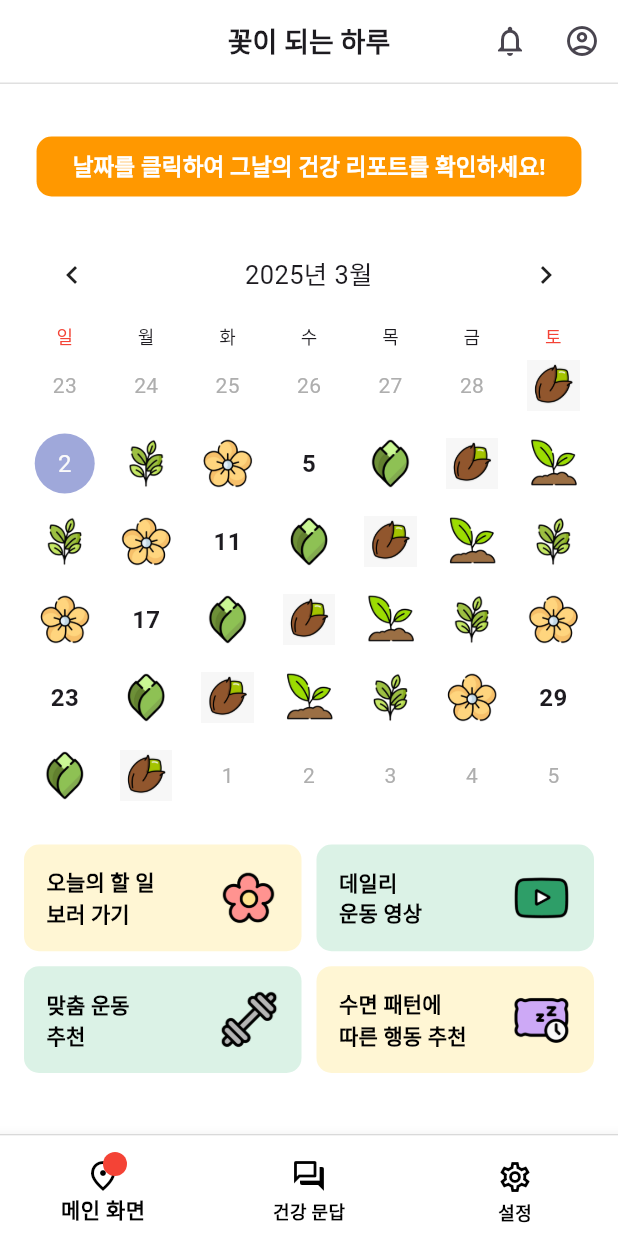
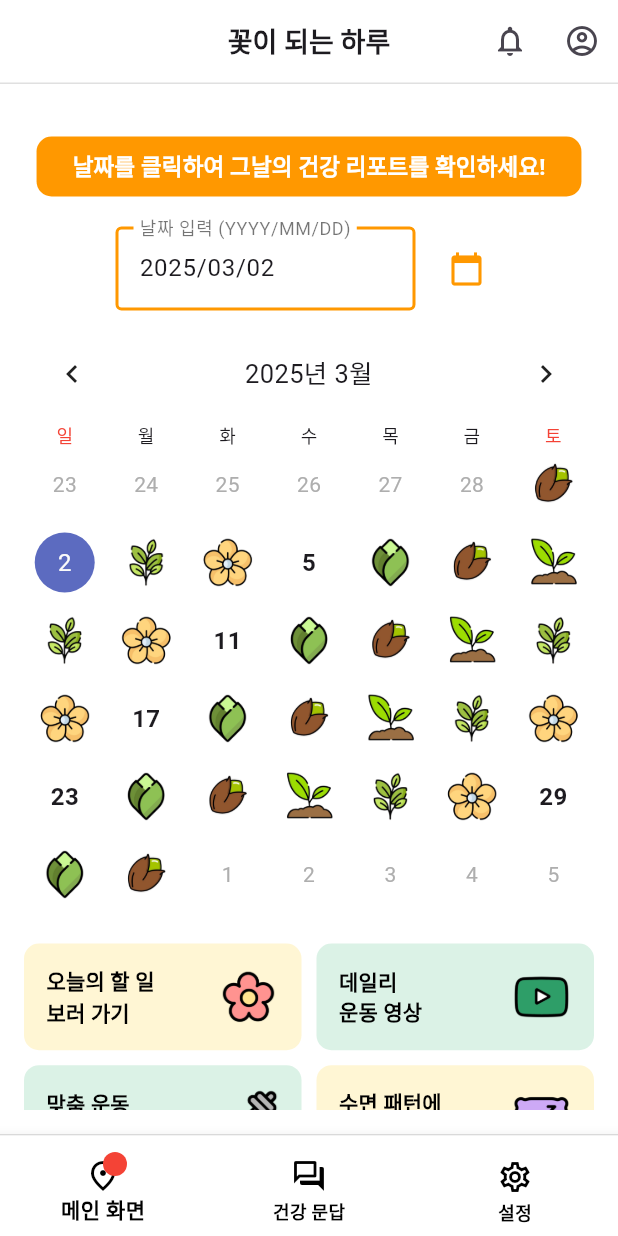
Before and after one commit to CapstonProduct/day_in_bloom_v1, a Flutter app: the screen it shows after launch, on a phone screen of 412 x 824 dp. Run offline on Flutter 3.47's test engine with Material 3 defaults, Android fonts, the phone set to English and light mode, and no system bars; drawn by our look-alikes of table_calendar; our stand-ins replace flutter_native_splash, go_router, youtube_player_flutter.

Commit message:
Fix: Add date search function in calendar

```diff
--- a/lib/features/home/screen/home_calender_screen.dart
+++ b/lib/features/home/screen/home_calender_screen.dart
@@ -12,18 +12,16 @@
       appBar: CustomAppBar(title: '꽃이 되는 하루'),
       body: Padding(
         padding: const EdgeInsets.all(16.0),
+        child: SingleChildScrollView( // Column 대신 Scroll 가능하도록 수정
           child: Column(
             crossAxisAlignment: CrossAxisAlignment.center,
-          mainAxisAlignment: MainAxisAlignment.center,
             children: [
               const SizedBox(height: 15),
               Center(
                 child: Column(
                   children: [
                     ElevatedButton(
-                    onPressed: () {
-
-                    },
+                      onPressed: () {},
                       style: ElevatedButton.styleFrom(
                         backgroundColor: Colors.orange,
                         shape: RoundedRectangleBorder(
@@ -52,25 +50,26 @@
                 ),
               ),
               const SizedBox(height: 20),
-            Expanded(
-              child: GridView.count(
+              GridView.count(
                 crossAxisCount: 2,
                 crossAxisSpacing: 10,
                 mainAxisSpacing: 10,
                 childAspectRatio: 2.6,
+                shrinkWrap: true, // 스크롤 뷰 내에서 사용 가능하도록 추가
+                physics: const NeverScrollableScrollPhysics(), // 스크롤이 SingleChildScrollView에서 동작하도록 설정
                 children: [
-                  _imgCard('오늘의 할 일\n보러 가기', 'assets/home_icon/flower_icon.png', Color(0xFFfff6d4),
+                  _imgCard('오늘의 할 일\n보러 가기', 'assets/home_icon/flower_icon.png', const Color(0xFFfff6d4),
                             () {context.go('/homeCalendar/mission');}),
-                  _imgCard('데일리\n운동 영상', 'assets/home_icon/green_youtube.png', Color(0xFFdbf2e6),
+                  _imgCard('데일리\n운동 영상', 'assets/home_icon/green_youtube.png', const Color(0xFFdbf2e6),
                             () {context.go('/homeCalendar/exvideo');}),
-                  _imgCard('맞춤 운동\n추천', 'assets/home_icon/dumbell.png', Color(0xFFdbf2e6),
+                  _imgCard('맞춤 운동\n추천', 'assets/home_icon/dumbell.png', const Color(0xFFdbf2e6),
                             () {context.go('/homeCalendar/exerciseRecommendation');}),
-                  _imgCard('수면 패턴에\n따른 행동 추천', 'assets/home_icon/pillow.png', Color(0xFFfff6d4),
+                  _imgCard('수면 패턴에\n따른 행동 추천', 'assets/home_icon/pillow.png', const Color(0xFFfff6d4),
                             () {context.go('/homeCalendar/sleepRecommendation');}),
                 ],
               ),
+            ],
           ),
-          ],
         ),
       ),
     );
--- a/lib/widgets/calendar.dart
+++ b/lib/widgets/calendar.dart
@@ -1,5 +1,6 @@
 import 'package:flutter/material.dart';
 import 'package:table_calendar/table_calendar.dart';
+import 'package:intl/intl.dart';
 
 class CalendarWidget extends StatefulWidget {
   final Function(DateTime) onDateSelected;
@@ -13,13 +14,107 @@
 class _CalendarWidgetState extends State<CalendarWidget> {
   DateTime? _focusedDay;
   DateTime? _selectedDay;
+  final TextEditingController _dateController = TextEditingController();
+
+  @override
+  void initState() {
+    super.initState();
+    _focusedDay = DateTime.now();
+    _selectedDay = _focusedDay;
+    _updateTextField();
+  }
+
+  void _updateTextField() {
+    if (_selectedDay != null) {
+      _dateController.text = DateFormat('yyyy/MM/dd').format(_selectedDay!);
+    }
+  }
+
+  void _onTextFieldSubmitted(String value) {
+    try {
+      DateTime parsedDate = DateFormat('yyyy/MM/dd').parse(value);
+      DateTime firstAllowedDate = DateTime.utc(2020, 1, 1);
+      DateTime lastAllowedDate = DateTime.utc(2060, 12, 31);
+
+      if (parsedDate.isBefore(firstAllowedDate) || parsedDate.isAfter(lastAllowedDate)) {
+        ScaffoldMessenger.of(context).showSnackBar(
+          SnackBar(content: Text('⛔ 2020/01/01 ~ 2060/12/31 사이의 날짜를 입력해주세요.')),
+        );
+
+        parsedDate = parsedDate.isBefore(firstAllowedDate) ? firstAllowedDate : lastAllowedDate;
+      }
+
+      setState(() {
+        _selectedDay = parsedDate;
+        _focusedDay = parsedDate;
+      });
+      _updateTextField();
+    } catch (e) {
+      ScaffoldMessenger.of(context).showSnackBar(
+        SnackBar(content: Text('잘못된 날짜 형식입니다. (예: 2025/03/01)')),
+      );
+    }
+  }
+
+
+  Future<void> _showDatePicker() async {
+    DateTime? pickedDate = await showDatePicker(
+      context: context,
+      initialDate: _selectedDay ?? DateTime.now(),
+      firstDate: DateTime.utc(2020, 1, 1),
+      lastDate: DateTime.utc(2060, 12, 31),
+    );
+
+    if (pickedDate != null) {
+      setState(() {
+        _selectedDay = pickedDate;
+        _focusedDay = pickedDate;
+      });
+      _updateTextField();
+    }
+  }
 
   @override
   Widget build(BuildContext context) {
-    return TableCalendar(
+    return Column(
+      children: [
+        Row(
+          mainAxisSize: MainAxisSize.min,
+          children: [
+            SizedBox(
+              width: 200,
+              child: TextField(
+                controller: _dateController,
+                decoration: InputDecoration(
+                  labelText: '날짜 입력 (YYYY/MM/DD)',
+                  labelStyle: TextStyle(color: Colors.black54),
+                  border: OutlineInputBorder(
+                    borderSide: BorderSide(color: Colors.orange, width: 2),
+                  ),
+                  enabledBorder: OutlineInputBorder(
+                    borderSide: BorderSide(color: Colors.orange, width: 2),
+                  ),
+                  focusedBorder: OutlineInputBorder(
+                    borderSide: BorderSide(color: Colors.orange, width: 2),
+                  ),
+                ),
+                keyboardType: TextInputType.datetime,
+                onSubmitted: _onTextFieldSubmitted,
+              ),
+            ),
+            const SizedBox(width: 10),
+            IconButton(
+              icon: Icon(Icons.calendar_today),
+              color: Colors.orange,
+              onPressed: _showDatePicker,
+            ),
+          ],
+        ),
+        const SizedBox(height: 10),
+        TableCalendar(
           locale: 'ko_KR',
           firstDay: DateTime.utc(2020, 1, 1),
-      lastDay: DateTime.utc(2030, 12, 31),
+          lastDay: DateTime.utc(2060, 12, 31),
           focusedDay: _focusedDay ?? DateTime.now(),
           selectedDayPredicate: (day) => isSameDay(_selectedDay, day),
           onDaySelected: (selectedDay, focusedDay) {
@@ -27,7 +122,7 @@
               _selectedDay = selectedDay;
               _focusedDay = selectedDay;
             });
-
+            _updateTextField();
             widget.onDateSelected(selectedDay);
           },
           headerStyle: HeaderStyle(
@@ -59,6 +154,8 @@
               }
             },
           ),
+        ),
+      ],
     );
   }
 }
```
Also changed, not shown: assets/flower_phase/flower_phase1.png. Lines whose indentation alone changed are shown as unchanged.
